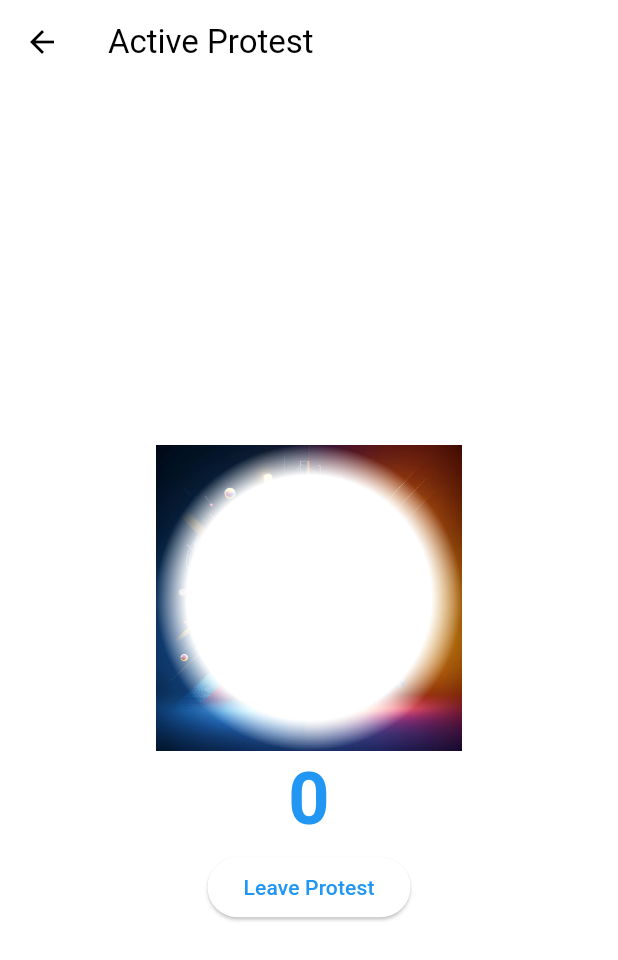
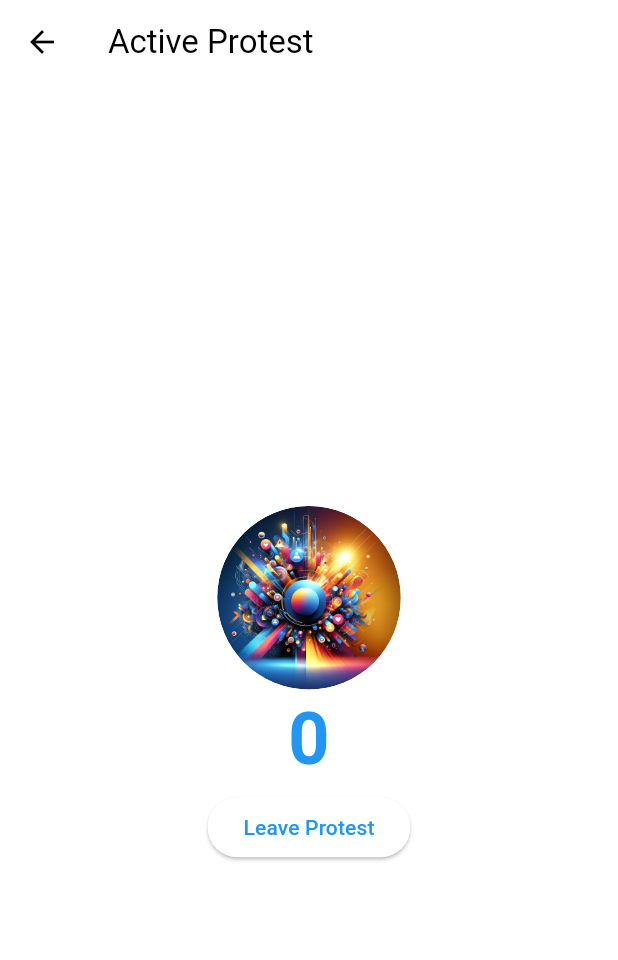
Before and after one commit to peterres/vpmvp, a Flutter app: the ActiveProtestScreen screen opened directly with empty values, on a phone screen of 412 x 824 dp. Shown: the top 960 px of the screen. Run offline on Flutter 3.47's test engine with Material 3 defaults, Android fonts, the phone set to English and light mode, and no system bars; network calls fail.

Commit message:
intermediate - still trying to make the image fade out at the edges

```diff
--- a/ui/vpui/vpui/lib/src/screens/active_protest_screen.dart
+++ b/ui/vpui/vpui/lib/src/screens/active_protest_screen.dart
@@ -63,10 +63,10 @@ class _ActiveProtestScreenState extends State<ActiveProtestScreen> {
               textAlign: TextAlign.center,
             ),
             // Dynamic visual element placeholder
-            Center(
-                // child: FadedEdgeImage(
-                //     imagePath: 'assets/images/active_protest.png', size: 200)),
-                child: AnimatedHeartbeatImage()),
+            // Center(
+            //     child: FadedEdgeImage(
+            //         imagePath: 'assets/images/active_protest.png', size: 120)),
+            Center(child: AnimatedHeartbeatImage()),
             Text(
               '$_currentParticipantCount',
               style: TextStyle(
--- a/ui/vpui/vpui/lib/src/widgets/animated_heartbeat_image.dart
+++ b/ui/vpui/vpui/lib/src/widgets/animated_heartbeat_image.dart
@@ -30,18 +30,41 @@ class _AnimatedHeartbeatImageState extends State<AnimatedHeartbeatImage>
   Widget build(BuildContext context) {
     return ScaleTransition(
       scale: _animation,
+      child: ClipOval(
+        child: Container(
+          width: 120, // Adjust the size as needed
+          height: 120, // Adjust the size as needed
+          decoration: BoxDecoration(
+            shape: BoxShape.circle,
+            image: DecorationImage(
+              image: AssetImage('assets/images/active_protest.png'),
+              fit: BoxFit.cover,
+            ),
+          ),
           child: ShaderMask(
             shaderCallback: (rect) {
               return RadialGradient(
-            radius: 0.5,
-            colors: [Colors.black, Colors.transparent],
-            stops: [0.8, 1.0], // Adjust these stops for desired fade effect
+                radius: 1.5,
+                colors: [
+                  Colors.white,
+                  Colors.white,
+                  Colors.transparent,
+                ],
+                stops: [0, 0.7, 1],
                 center: FractionalOffset.center,
               ).createShader(rect);
             },
             blendMode: BlendMode.dstOut,
-        child: Image.asset('assets/images/active_protest.png',
-            width: 200, height: 200),
+            child: Container(
+              decoration: BoxDecoration(
+                image: DecorationImage(
+                  image: AssetImage('assets/images/active_protest.png'),
+                  fit: BoxFit.cover,
+                ),
+              ),
+            ),
+          ),
+        ),
       ),
     );
   }
--- a/ui/vpui/vpui/lib/src/widgets/faded_edge_image.dart
+++ b/ui/vpui/vpui/lib/src/widgets/faded_edge_image.dart
@@ -16,7 +16,7 @@ class FadedEdgeImage extends StatelessWidget {
         child: BackdropFilter(
           filter: ui.ImageFilter.blur(sigmaX: 10.0, sigmaY: 10.0),
           child: Opacity(
-            opacity: 0.9,
+            opacity: 0.1,
             child: Image.asset(
               imagePath,
               fit: BoxFit.cover,
```
Lines whose indentation alone changed are shown as unchanged.
